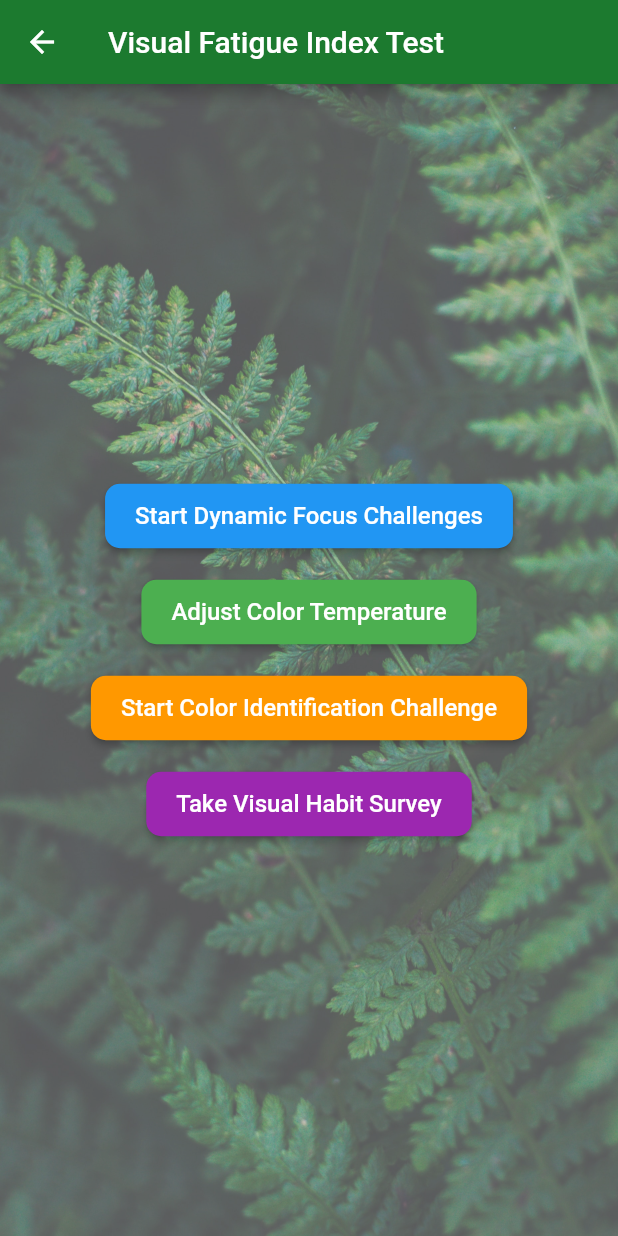
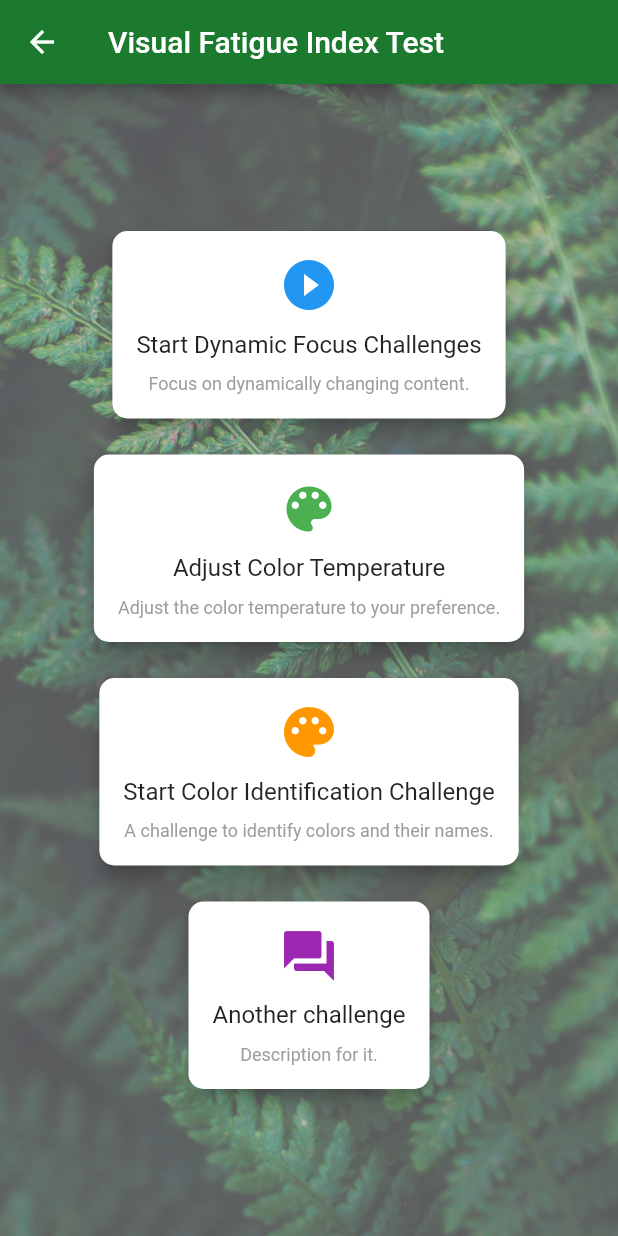
Before and after one commit to OmeshSachethana/SPM_Project, a Flutter app: the screen it shows once a user with an empty profile is signed in, in the side drawer, after a tap on an icon or button, on a phone screen of 412 x 824 dp. Run offline on Flutter 3.47's test engine with Material 2 defaults, Android fonts, the phone set to English and light mode, and no system bars; our stand-ins replace camera, cloud_firestore, firebase_auth, firebase_core; accounts and stored records are empty.

Commit message:
changed VFD home page to have clickable cards

```diff
--- a/lib/pages/visual_fatigue_homePage.dart
+++ b/lib/pages/visual_fatigue_homePage.dart
@@ -22,8 +22,7 @@ class VisualFatigueTestPage extends StatelessWidget {
           Container(
             decoration: const BoxDecoration(
               image: DecorationImage(
-                image: AssetImage(
-                    'lib/images/background_image.jpg'),
+                image: AssetImage('lib/images/background_image.jpg'),
                 fit: BoxFit.cover, // Adjust the image fit
               ),
             ),
@@ -36,35 +35,49 @@ class VisualFatigueTestPage extends StatelessWidget {
             child: Column(
               mainAxisAlignment: MainAxisAlignment.center,
               children: <Widget>[
-                ElevatedButton(
-                  onPressed: () {
+                // Card 1
+                InkWell(
+                  onTap: () {
                     // Dynamic Focus Challenges screen navigation
                     Navigator.push(
                       context,
                       MaterialPageRoute(
-                        builder: (context) => const DynamicFocusChallengesPage(),
+                        builder: (context) =>
+                            const DynamicFocusChallengesPage(),
                       ),
                     );
                   },
-                  style: ElevatedButton.styleFrom(
-                    foregroundColor: Colors.white,
-                    backgroundColor: Colors.blue,
-                    padding: const EdgeInsets.symmetric(
-                      horizontal: 20,
-                      vertical: 12,
-                    ),
+                  child: Card(
+                    elevation: 5, // Add elevation for a card effect
                     shape: RoundedRectangleBorder(
                       borderRadius: BorderRadius.circular(10.0),
                     ),
-                  ),
-                  child: const Text(
+                    child: const Padding(
+                      padding: EdgeInsets.all(16.0),
+                      child: Column(
+                        children: <Widget>[
+                          Icon(Icons.play_circle_fill,
+                              size: 40, color: Colors.blue),
+                          SizedBox(height: 10),
+                          Text(
                             'Start Dynamic Focus Challenges',
                             style: TextStyle(fontSize: 16),
                           ),
+                          SizedBox(height: 10),
+                          Text(
+                            'Focus on dynamically changing content.',
+                            style: TextStyle(fontSize: 12, color: Colors.grey),
                           ),
-                const SizedBox(height: 16), // Spaces between buttons
-                ElevatedButton(
-                  onPressed: () {
+                        ],
+                      ),
+                    ),
+                  ),
+                ),
+                const SizedBox(height: 16), // Spaces between cards
+
+                // Card 2
+                InkWell(
+                  onTap: () {
                     // Color Temperature Preferences screen navigation
                     Navigator.push(
                       context,
@@ -73,25 +86,36 @@ class VisualFatigueTestPage extends StatelessWidget {
                       ),
                     );
                   },
-                  style: ElevatedButton.styleFrom(
-                    foregroundColor: Colors.white,
-                    backgroundColor: Colors.green,
-                    padding: const EdgeInsets.symmetric(
-                      horizontal: 20,
-                      vertical: 12,
-                    ),
+                  child: Card(
+                    elevation: 5,
                     shape: RoundedRectangleBorder(
                       borderRadius: BorderRadius.circular(10.0),
                     ),
-                  ),
-                  child: const Text(
+                    child: const Padding(
+                      padding: EdgeInsets.all(16.0),
+                      child: Column(
+                        children: <Widget>[
+                          Icon(Icons.color_lens, size: 40, color: Colors.green),
+                          SizedBox(height: 10),
+                          Text(
                             'Adjust Color Temperature',
                             style: TextStyle(fontSize: 16),
                           ),
+                          SizedBox(height: 10),
+                          Text(
+                            'Adjust the color temperature to your preference.',
+                            style: TextStyle(fontSize: 12, color: Colors.grey),
+                          ),
+                        ],
+                      ),
+                    ),
+                  ),
                 ),
                 const SizedBox(height: 16),
-                ElevatedButton(
-                  onPressed: () {
+
+                // Card 3
+                InkWell(
+                  onTap: () {
                     // Color Identification Challenge navigation
                     Navigator.push(
                       context,
@@ -100,41 +124,62 @@ class VisualFatigueTestPage extends StatelessWidget {
                       ),
                     );
                   },
-                  style: ElevatedButton.styleFrom(
-                    foregroundColor: Colors.white,
-                    backgroundColor: Colors.orange,
-                    padding: const EdgeInsets.symmetric(
-                      horizontal: 20,
-                      vertical: 12,
-                    ),
+                  child: Card(
+                    elevation: 5,
                     shape: RoundedRectangleBorder(
                       borderRadius: BorderRadius.circular(10.0),
                     ),
-                  ),
-                  child: const Text(
+                    child: const Padding(
+                      padding: EdgeInsets.all(16.0),
+                      child: Column(
+                        children: <Widget>[
+                          Icon(Icons.palette, size: 40, color: Colors.orange),
+                          SizedBox(height: 10),
+                          Text(
                             'Start Color Identification Challenge',
                             style: TextStyle(fontSize: 16),
                           ),
+                          SizedBox(height: 10),
+                          Text(
+                            'A challenge to identify colors and their names.',
+                            style: TextStyle(fontSize: 12, color: Colors.grey),
+                          ),
+                        ],
+                      ),
+                    ),
+                  ),
                 ),
                 const SizedBox(height: 16),
-                ElevatedButton(
-                  onPressed: () {
+
+                // Card 4
+                InkWell(
+                  onTap: () {
                     // Implement the Visual Habit Survey screen navigation
                   },
-                  style: ElevatedButton.styleFrom(
-                    foregroundColor: Colors.white,
-                    backgroundColor: Colors.purple,
-                    padding: const EdgeInsets.symmetric(
-                      horizontal: 20,
-                      vertical: 12,
-                    ),
+                  child: Card(
+                    elevation: 5,
                     shape: RoundedRectangleBorder(
                       borderRadius: BorderRadius.circular(10.0),
                     ),
+                    child: const Padding(
+                      padding: EdgeInsets.all(16.0),
+                      child: Column(
+                        children: <Widget>[
+                          Icon(Icons.question_answer,
+                              size: 40, color: Colors.purple),
+                          SizedBox(height: 10),
+                          Text(
+                            'Another challenge',
+                            style: TextStyle(fontSize: 16),
                           ),
-                  child: const Text(
-                    'Take Visual Habit Survey',
-                    style: TextStyle(fontSize: 16),
+                          SizedBox(height: 10),
+                          Text(
+                            'Description for it.',
+                            style: TextStyle(fontSize: 12, color: Colors.grey),
+                          ),
+                        ],
+                      ),
+                    ),
                   ),
                 ),
               ],
```
Lines whose indentation alone changed are shown as unchanged.
